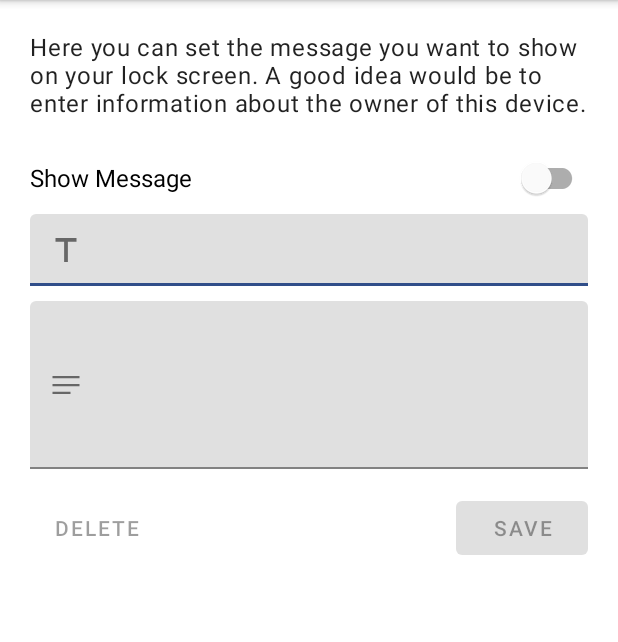
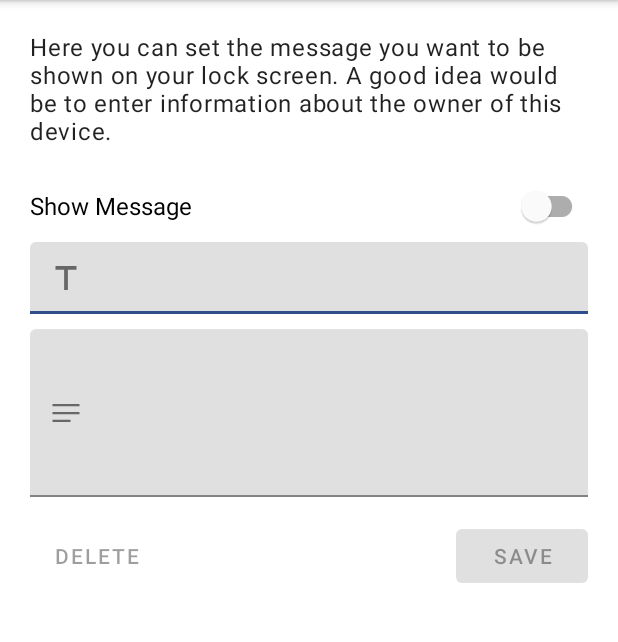
Before and after one commit to isabellwaas/LockScreenMessage, an Android app: the screen it shows after launch (MainActivity), on a phone screen of 412 x 824 dp, the part 84-726 px from its top. Run offline under Robolectric (Android 15) with nearby library versions, the phone set to English and light mode, and no system bars.

Commit message:
Optimize text in main activity

```diff
--- a/app/src/main/res/values/strings.xml
+++ b/app/src/main/res/values/strings.xml
@@ -6,7 +6,7 @@
     <string name="licences">LICENCES</string>
     <string name="app_version">Version 1.0.0</string>
     <string name="info">The app LockScreenMessage lets you show any message you like permanently on your lock screen.</string>
-    <string name="instruction">Here you can set the message you want to show on your lock screen. A good idea would be to enter information about the owner of this device.</string>
+    <string name="instruction">Here you can set the message you want to be shown on your lock screen. A good idea would be to enter information about the owner of this device.</string>
     <string name="save">Save</string>
     <string name="delete">Delete</string>
     <string name="serviceChannelId">serviceChannel</string>
```
